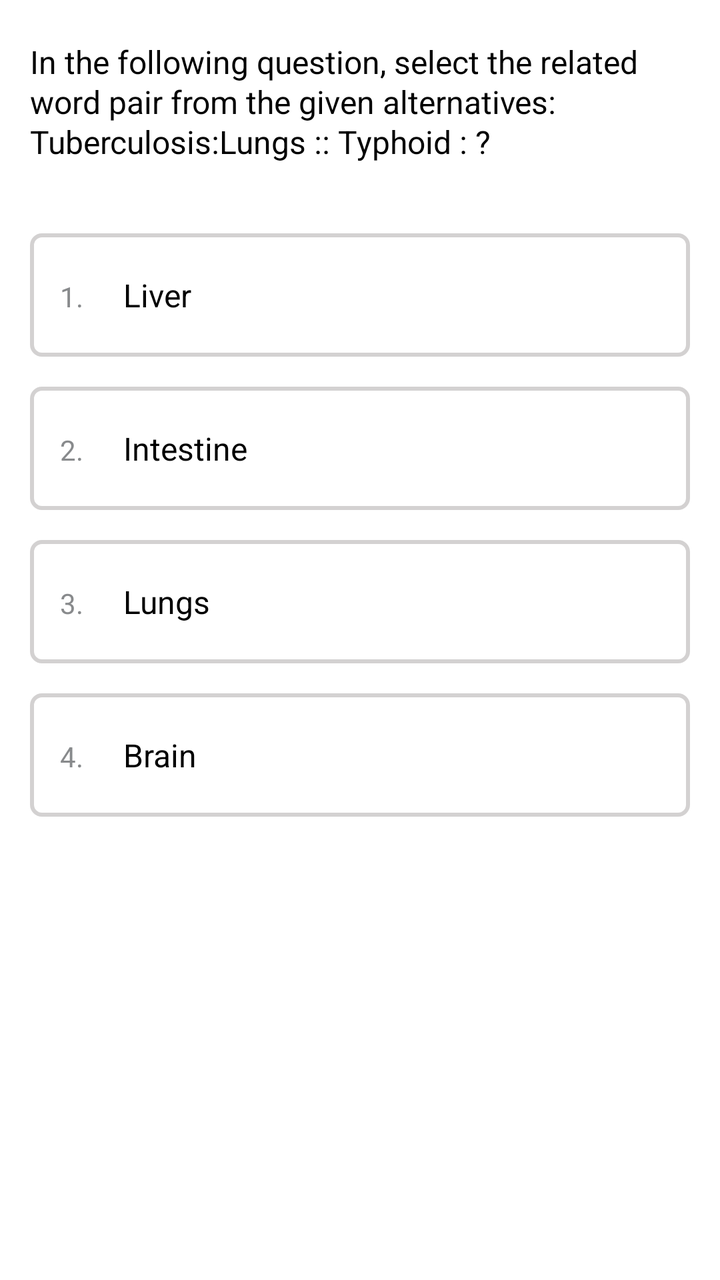
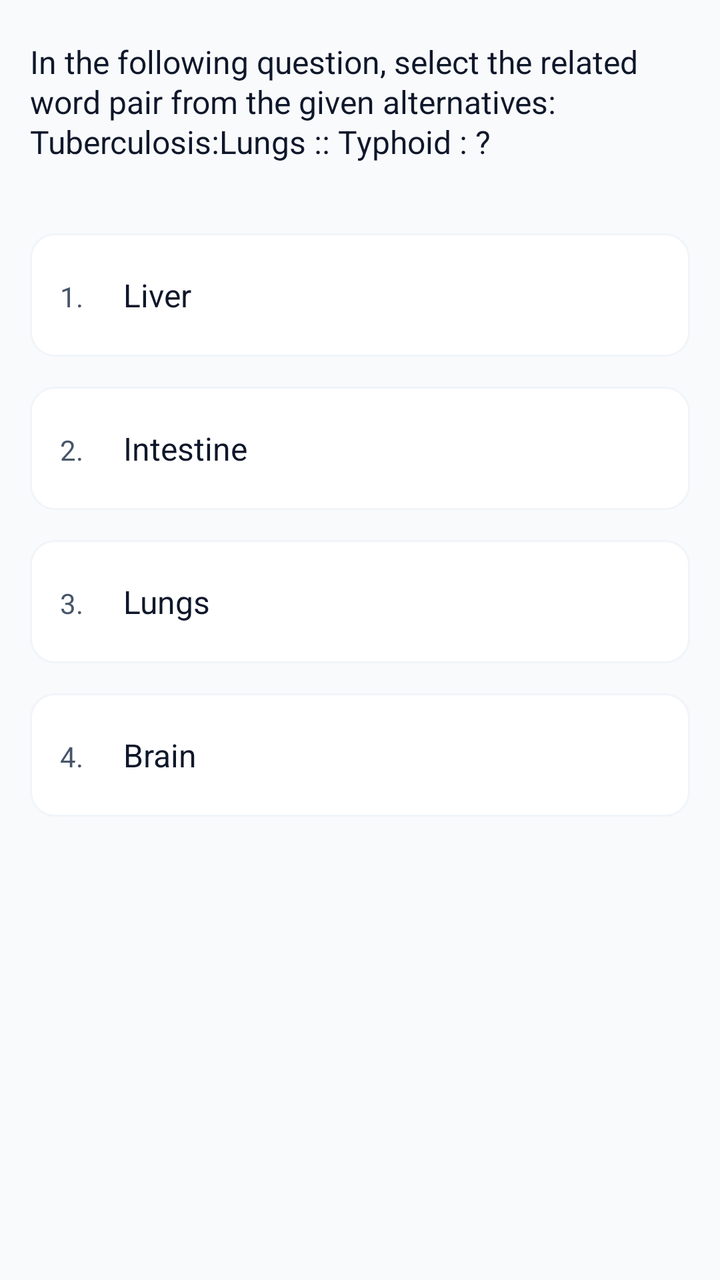

An Android layout rendered at two revisions. The XML below is the earlier revision; the diff shows what the commit changed to produce the second picture.
<!-- AndroidManifest.xml: application theme Theme.TestMaster -->
<!-- res/layout/fragment_question.xml -->
<?xml version="1.0" encoding="utf-8"?>
<FrameLayout xmlns:android="http://schemas.android.com/apk/res/android"
    xmlns:tools="http://schemas.android.com/tools"
    android:layout_width="match_parent"
    android:layout_height="match_parent"
    tools:context=".fragments.FragmentQuestion">

    <LinearLayout
        android:layout_width="match_parent"
        android:layout_height="match_parent"
        android:orientation="vertical">

    <LinearLayout
        android:layout_width="match_parent"
        android:layout_height="match_parent"
        android:orientation="vertical">

        <ScrollView
            android:layout_width="match_parent"
            android:layout_height="wrap_content"
            android:clipToPadding="false"
            android:paddingBottom="100dp"
            android:layout_weight="1">
            <LinearLayout
                android:layout_width="match_parent"
                android:layout_height="wrap_content"
                android:orientation="vertical">

                <TextView
                    android:id="@+id/tv_question"
                    android:layout_width="match_parent"
                    android:layout_height="wrap_content"
                    android:lineHeight="20dp"
                    android:paddingHorizontal="15dp"
                    android:paddingVertical="20dp"
                    android:text="@string/question"
                    android:textColor="@color/black"
                    android:textSize="16dp" />

                <LinearLayout
                    android:id="@+id/option_a"
                    android:layout_width="match_parent"
                    android:layout_height="wrap_content"
                    android:paddingHorizontal="15dp"
                    android:background="@drawable/box_outline"
                    android:layout_marginBottom="15dp"
                    android:layout_marginTop="15dp"
                    android:layout_marginHorizontal="15dp"
                    android:paddingVertical="20dp">
                    <TextView
                        android:layout_width="wrap_content"
                        android:layout_height="wrap_content"
                        android:text="1."
                        android:textColor="@color/darkgray"/>
                    <TextView
                        android:id="@+id/tv_option_a"
                        android:layout_width="wrap_content"
                        android:layout_height="wrap_content"
                        android:text="Liver"
                        android:textColor="@color/black"
                        android:layout_marginStart="20dp"
                        android:textSize="16dp"/>

                </LinearLayout>
                <LinearLayout
                    android:id="@+id/option_b"
                    android:layout_width="match_parent"
                    android:layout_height="wrap_content"
                    android:paddingHorizontal="15dp"
                    android:layout_marginHorizontal="15dp"
                    android:background="@drawable/box_outline"
                    android:layout_marginBottom="15dp"
                    android:paddingVertical="20dp">
                    <TextView
                        android:layout_width="wrap_content"
                        android:layout_height="wrap_content"
                        android:text="2."
                        android:textColor="@color/darkgray"/>
                    <TextView
                        android:id="@+id/tv_option_b"
                        android:layout_width="wrap_content"
                        android:layout_height="wrap_content"
                        android:text="Intestine"
                        android:textColor="@color/black"
                        android:layout_marginStart="20dp"
                        android:textSize="16dp"/>
                </LinearLayout>
                <LinearLayout
                    android:id="@+id/option_c"
                    android:layout_width="match_parent"
                    android:layout_height="wrap_content"
                    android:paddingHorizontal="15dp"
                    android:background="@drawable/box_outline"
                    android:layout_marginBottom="15dp"
                    android:layout_marginHorizontal="15dp"
                    android:paddingVertical="20dp">
                    <TextView
                        android:layout_width="wrap_content"
                        android:layout_height="wrap_content"
                        android:text="3."
                        android:textColor="@color/darkgray"/>
                    <TextView
                        android:id="@+id/tv_option_c"
                        android:layout_width="wrap_content"
                        android:layout_height="wrap_content"
                        android:text="Lungs"
                        android:textColor="@color/black"
                        android:layout_marginStart="20dp"
                        android:textSize="16dp"/>
                </LinearLayout>
                <LinearLayout
                    android:id="@+id/option_d"
                    android:layout_width="match_parent"
                    android:layout_height="wrap_content"
                    android:paddingHorizontal="15dp"
                    android:background="@drawable/box_outline"
                    android:layout_marginBottom="15dp"
                    android:layout_marginHorizontal="15dp"
                    android:paddingVertical="20dp">
                    <TextView
                        android:layout_width="wrap_content"
                        android:layout_height="wrap_content"
                        android:text="4."
                        android:textColor="@color/darkgray"/>
                    <TextView
                        android:id="@+id/tv_option_d"
                        android:layout_width="wrap_content"
                        android:layout_height="wrap_content"
                        android:text="Brain"
                        android:textColor="@color/black"
                        android:layout_marginStart="20dp"
                        android:textSize="16dp"/>
                </LinearLayout>
            </LinearLayout>
        </ScrollView>

    </LinearLayout>
    </LinearLayout>
</FrameLayout>
<!-- resources referenced by this layout -->
<resources>
  <color name="black">#FF000000</color>
  <color name="darkgray">#888A8C</color>
  <!-- drawable box_outline (drawable) -->
  <?xml version="1.0" encoding="utf-8"?>
  <shape xmlns:android="http://schemas.android.com/apk/res/android"
      android:shape="rectangle">
      <stroke android:color="#D3D1D1"
          android:width="2dp"/>
      <corners android:radius="5dp"/>
  
  </shape>
  <string name="question">In the following question, select the related word pair from the given alternatives: \nTuberculosis:Lungs :: Typhoid : ?</string>
  <style name="Theme.TestMaster" parent="Base.Theme.TestMaster" />
  <style name="Base.Theme.TestMaster" parent="Theme.MaterialComponents.DayNight.NoActionBar">
          
           <item name="colorPrimary">@color/primary_blue</item>
          <item name="android:statusBarColor">@color/primary_blue</item>
          <item name="colorAccent">@color/primary_blue</item>
      </style>
  <color name="primary_blue">#06164E</color>
</resources>

<!-- the commit's change to res/layout/fragment_question.xml (unified diff, before → after) -->
@@ -3,12 +3,8 @@
     xmlns:tools="http://schemas.android.com/tools"
     android:layout_width="match_parent"
     android:layout_height="match_parent"
+    android:background="@color/background"
     tools:context=".fragments.FragmentQuestion">
-
-    <LinearLayout
-        android:layout_width="match_parent"
-        android:layout_height="match_parent"
-        android:orientation="vertical">
 
     <LinearLayout
         android:layout_width="match_parent"
@@ -34,8 +30,8 @@
                     android:paddingHorizontal="15dp"
                     android:paddingVertical="20dp"
                     android:text="@string/question"
-                    android:textColor="@color/black"
-                    android:textSize="16dp" />
+                    android:textColor="@color/text_primary"
+                    android:textSize="16sp" />
 
                 <LinearLayout
                     android:id="@+id/option_a"
@@ -51,15 +47,15 @@
                         android:layout_width="wrap_content"
                         android:layout_height="wrap_content"
                         android:text="1."
-                        android:textColor="@color/darkgray"/>
+                        android:textColor="@color/text_secondary"/>
                     <TextView
                         android:id="@+id/tv_option_a"
                         android:layout_width="wrap_content"
                         android:layout_height="wrap_content"
                         android:text="Liver"
-                        android:textColor="@color/black"
+                        android:textColor="@color/text_primary"
                         android:layout_marginStart="20dp"
-                        android:textSize="16dp"/>
+                        android:textSize="16sp"/>
 
                 </LinearLayout>
                 <LinearLayout
@@ -75,15 +71,15 @@
                         android:layout_width="wrap_content"
                         android:layout_height="wrap_content"
                         android:text="2."
-                        android:textColor="@color/darkgray"/>
+                        android:textColor="@color/text_secondary"/>
                     <TextView
                         android:id="@+id/tv_option_b"
                         android:layout_width="wrap_content"
                         android:layout_height="wrap_content"
                         android:text="Intestine"
-                        android:textColor="@color/black"
+                        android:textColor="@color/text_primary"
                         android:layout_marginStart="20dp"
-                        android:textSize="16dp"/>
+                        android:textSize="16sp"/>
                 </LinearLayout>
                 <LinearLayout
                     android:id="@+id/option_c"
@@ -98,15 +94,15 @@
                         android:layout_width="wrap_content"
                         android:layout_height="wrap_content"
                         android:text="3."
-                        android:textColor="@color/darkgray"/>
+                        android:textColor="@color/text_secondary"/>
                     <TextView
                         android:id="@+id/tv_option_c"
                         android:layout_width="wrap_content"
                         android:layout_height="wrap_content"
                         android:text="Lungs"
-                        android:textColor="@color/black"
+                        android:textColor="@color/text_primary"
                         android:layout_marginStart="20dp"
-                        android:textSize="16dp"/>
+                        android:textSize="16sp"/>
                 </LinearLayout>
                 <LinearLayout
                     android:id="@+id/option_d"
@@ -121,19 +117,18 @@
                         android:layout_width="wrap_content"
                         android:layout_height="wrap_content"
                         android:text="4."
-                        android:textColor="@color/darkgray"/>
+                        android:textColor="@color/text_secondary"/>
                     <TextView
                         android:id="@+id/tv_option_d"
                         android:layout_width="wrap_content"
                         android:layout_height="wrap_content"
                         android:text="Brain"
-                        android:textColor="@color/black"
+                        android:textColor="@color/text_primary"
                         android:layout_marginStart="20dp"
-                        android:textSize="16dp"/>
+                        android:textSize="16sp"/>
                 </LinearLayout>
             </LinearLayout>
         </ScrollView>
 
     </LinearLayout>
-    </LinearLayout>
 </FrameLayout>
<!-- resource entries referenced after the edit -->
@@ -1,24 +1,67 @@
 <!-- resources referenced by this layout -->
 <resources>
-  <color name="black">#FF000000</color>
-  <color name="darkgray">#888A8C</color>
+  <color name="background">#F8FAFC</color>
+  <color name="text_primary">#0F172A</color>
+  <color name="text_secondary">#475569</color>
   <!-- drawable box_outline (drawable) -->
   <?xml version="1.0" encoding="utf-8"?>
-  <shape xmlns:android="http://schemas.android.com/apk/res/android"
-      android:shape="rectangle">
-      <stroke android:color="#D3D1D1"
-          android:width="2dp"/>
-      <corners android:radius="5dp"/>
-  
+  <shape xmlns:android="http://schemas.android.com/apk/res/android">
+      <stroke
+          android:width="1dp"
+          android:color="@color/gray" />
+      <corners android:radius="12dp" />
+      <solid android:color="@color/white" />
   </shape>
   <string name="question">In the following question, select the related word pair from the given alternatives: \nTuberculosis:Lungs :: Typhoid : ?</string>
   <style name="Theme.TestMaster" parent="Base.Theme.TestMaster" />
-  <style name="Base.Theme.TestMaster" parent="Theme.MaterialComponents.DayNight.NoActionBar">
+  <color name="gray">#F1F5F9</color>
+  <color name="white">#FFFFFFFF</color>
+  <style name="Base.Theme.TestMaster" parent="Theme.Material3.DayNight.NoActionBar">
           
-           <item name="colorPrimary">@color/primary_blue</item>
-          <item name="android:statusBarColor">@color/primary_blue</item>
-          <item name="colorAccent">@color/primary_blue</item>
+          <item name="colorPrimary">@color/primary</item>
+          <item name="colorOnPrimary">@color/onPrimary</item>
+          <item name="colorPrimaryContainer">@color/primaryContainer</item>
+          <item name="colorOnPrimaryContainer">@color/onPrimaryContainer</item>
+  
+          <item name="colorSecondary">@color/secondary</item>
+          <item name="colorOnSecondary">@color/onSecondary</item>
+          <item name="colorSecondaryContainer">@color/secondaryContainer</item>
+          <item name="colorOnSecondaryContainer">@color/onSecondaryContainer</item>
+  
+          
+          <item name="android:windowBackground">@color/background</item>
+          <item name="colorSurface">@color/surface</item>
+          <item name="colorOnSurface">@color/onSurface</item>
+          <item name="colorSurfaceVariant">@color/surfaceVariant</item>
+          <item name="colorOnSurfaceVariant">@color/onSurfaceVariant</item>
+          <item name="colorOutline">@color/outline</item>
+  
+          
+          <item name="colorError">@color/error</item>
+          <item name="colorOnError">@color/onError</item>
+          <item name="colorErrorContainer">@color/errorContainer</item>
+          <item name="colorOnErrorContainer">@color/onErrorContainer</item>
+  
+          
+          <item name="android:statusBarColor">@color/surface</item>
+          <item name="android:windowLightStatusBar">true</item>
       </style>
-  <color name="primary_blue">#06164E</color>
+  <color name="primary">#059669</color>
+  <color name="onPrimary">#FFFFFF</color>
+  <color name="primaryContainer">#D1FAE5</color>
+  <color name="onPrimaryContainer">#064E3B</color>
+  <color name="secondary">#64748B</color>
+  <color name="onSecondary">#FFFFFF</color>
+  <color name="secondaryContainer">#F1F5F9</color>
+  <color name="onSecondaryContainer">#0F172A</color>
+  <color name="surface">#FFFFFF</color>
+  <color name="onSurface">#0F172A</color>
+  <color name="surfaceVariant">#E2E8F0</color>
+  <color name="onSurfaceVariant">#475569</color>
+  <color name="outline">#94A3B8</color>
+  <color name="error">#EF4444</color>
+  <color name="onError">#FFFFFF</color>
+  <color name="errorContainer">#FEE2E2</color>
+  <color name="onErrorContainer">#991B1B</color>
 </resources>
 
